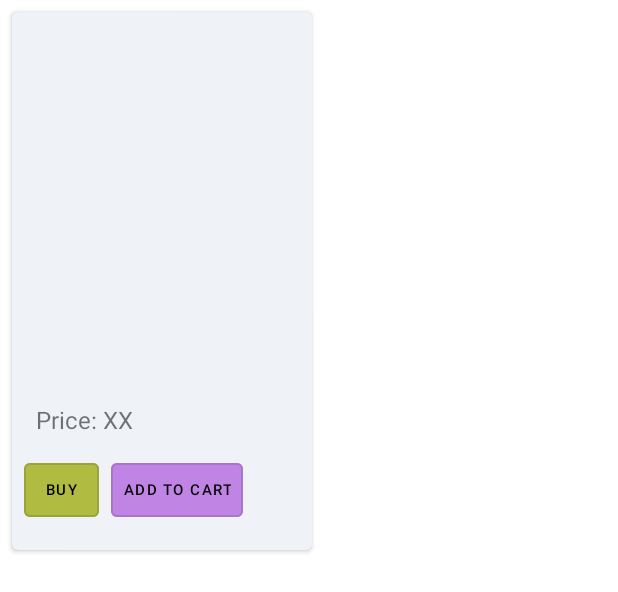
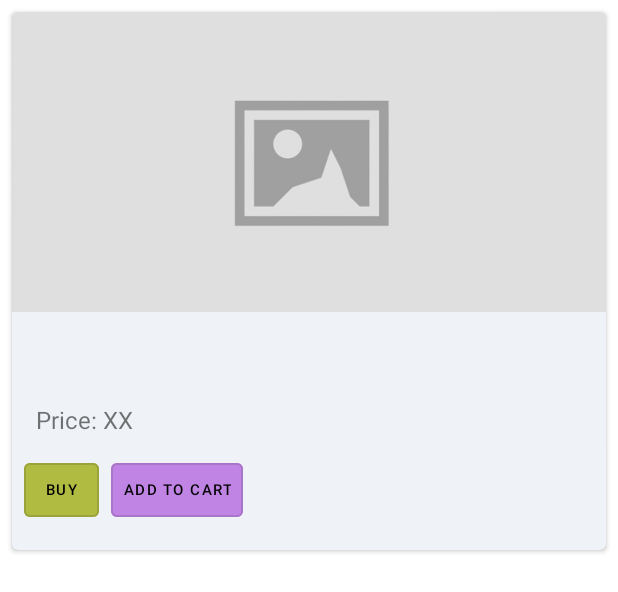
Before and after one commit to Suman341/AssignAndroid, an Android app: the layout product_item.xml on its own in the app's theme, with its tools: preview values and no code run, on a phone screen of 412 x 824 dp. Shown: the top 592 px of the screen. Run offline under Robolectric (Android 15) with nearby library versions, the phone set to English and light mode, and no system bars.

Commit message:
handling design and error

```diff
--- a/app/src/main/res/layout/product_item.xml
+++ b/app/src/main/res/layout/product_item.xml
@@ -19,7 +19,7 @@
             android:layout_height="200dp"
             android:minWidth="200dp"
             android:scaleType="centerCrop"
-
+            android:src="@drawable/image_placeholder"
             app:layout_constraintEnd_toEndOf="parent"
             app:layout_constraintStart_toStartOf="parent"
             app:layout_constraintTop_toTopOf="parent" />
```
Also changed, not shown: app/src/main/res/drawable-v24/image_placeholder.jpg (added).
